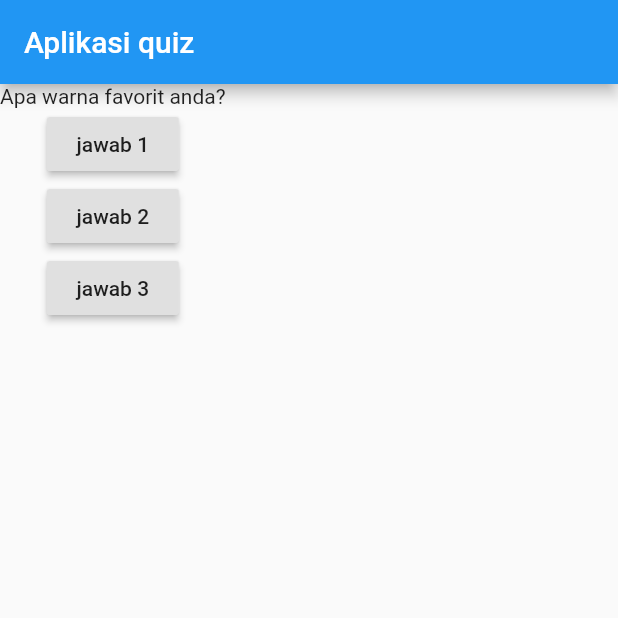
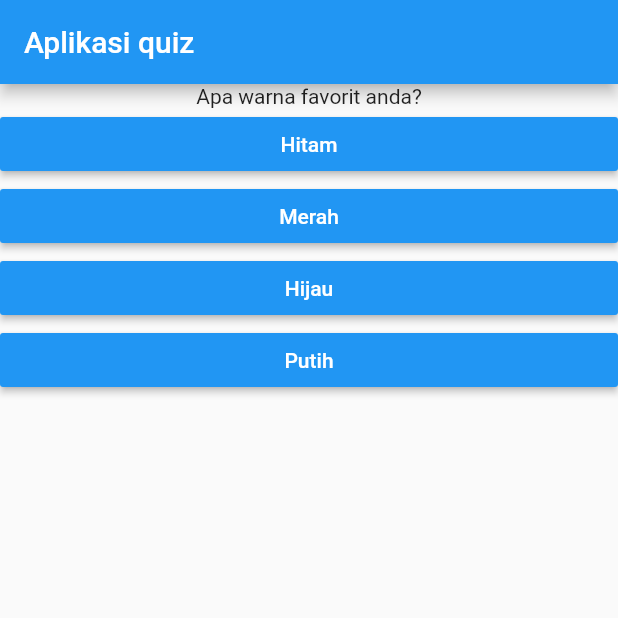
Before and after one commit to lbdjana23/modulpratikum5, a Flutter app: the screen it shows after launch, on a phone screen of 412 x 824 dp, the top half of it. Run offline on Flutter 3.47's test engine with Material 2 defaults, Android fonts, the phone set to English and light mode, and no system bars.

Commit message:
menambahkan answer.dart

```diff
--- a/lib/main.dart
+++ b/lib/main.dart
@@ -1,5 +1,7 @@
 import 'package:flutter/material.dart';
+
 import './question.dart';
+import './answer.dart';
 
 // void main() {
 //   runApp(MyApp());
@@ -28,8 +30,18 @@ class _MyAppState extends State<MyApp> {
  @override
  Widget build(BuildContext context) {
    var questions = [
-     'Apa warna favorit anda?',
-     'apa peliharaan favorit anda?',
+     {
+       'questionText': 'Apa warna favorit anda?',
+       'answers': ['Hitam', 'Merah', 'Hijau', 'Putih'],
+     },
+     {
+       'questionText': 'Apa peliharaan favorit anda?',
+       'answers': ['Anjing', 'kucing', 'Burung', 'Ular'],
+     },
+     {
+       'questionText': 'Berapa jumlah peliharaan anda?',
+       'answers': ['1 ekor', '2 ekor', '3 ekor', '4 ekor'],
+     },
    ];
    return MaterialApp(
      home: Scaffold(
@@ -39,22 +51,12 @@ class _MyAppState extends State<MyApp> {
        body: Column(
          children: [
            Question(
-             questions[_questionIndex],
+             questions[_questionIndex]['questionText'],
            ),
-           RaisedButton(
-             child: Text('jawab 1'),
-             onPressed: _answerQuestion,
-           ),
-           RaisedButton(
-             child: Text('jawab 2'),
-             onPressed: () => print('jawab 2 dipilih!'),
-           ),
-           RaisedButton(
-             child: Text('jawab 3'),
-             onPressed: () {
-               print('jawab 3 dipilih');
-             },
-           ),
+           ...(questions[_questionIndex]['answers'] as List<String>)
+               .map((answer) {
+             return Answer(_answerQuestion, answer);
+           }).toList()
          ],
        ),
      ),
```
